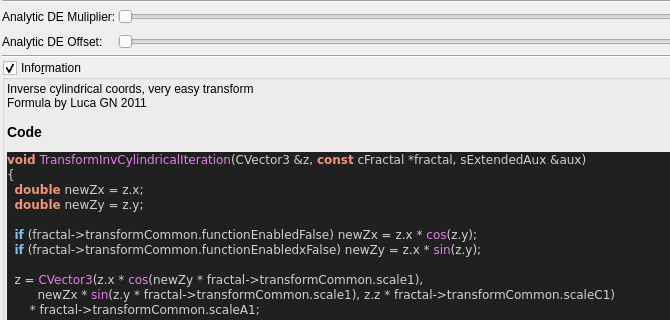
buddhi1980/mandelbulber2, file mandelbulber2/qt_data/fractal_transf_inv_cylindrical.ui: the form before one commit; both pictures show x 0 to 670 and y 126 to 446 of the 907 by 751 pixel window.
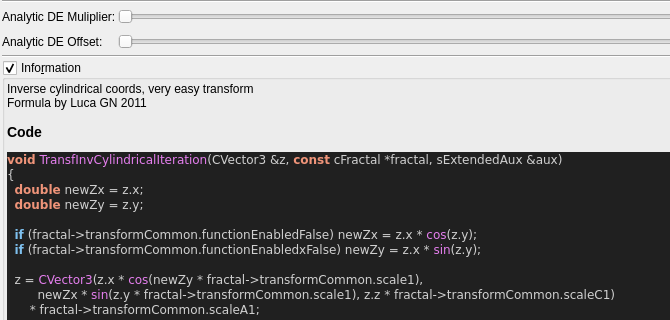
The form after the commit. Custom widgets are drawn as their Qt base class.

```diff
--- a/mandelbulber2/qt_data/fractal_transf_inv_cylindrical.ui
+++ b/mandelbulber2/qt_data/fractal_transf_inv_cylindrical.ui
@@ -433,7 +433,7 @@
 &lt;/table&gt;
 &lt;h3&gt;Code&lt;/h3&gt;
 &lt;body style=&quot;background-color:#202020&quot;&gt;
-&lt;pre style=&quot;color:#d0d0d0; background-color:#202020;  font-family:'Courier New',monospace;&quot;&gt;&lt;span style=&quot;color:#f09479; font-weight:bold&quot;&gt;void&lt;/span&gt; &lt;span style=&quot;color:#e47eed&quot;&gt;TransformInvCylindricalIteration&lt;/span&gt;&lt;span style=&quot;color:#d0d0d0&quot;&gt;(&lt;/span&gt;CVector3 &lt;span style=&quot;color:#d0d0d0&quot;&gt;&amp;amp;&lt;/span&gt;z&lt;span style=&quot;color:#d0d0d0&quot;&gt;,&lt;/span&gt; &lt;span style=&quot;color:#f09479; font-weight:bold&quot;&gt;const&lt;/span&gt; cFractal &lt;span style=&quot;color:#d0d0d0&quot;&gt;*&lt;/span&gt;fractal&lt;span style=&quot;color:#d0d0d0&quot;&gt;,&lt;/span&gt; sExtendedAux &lt;span style=&quot;color:#d0d0d0&quot;&gt;&amp;amp;&lt;/span&gt;aux&lt;span style=&quot;color:#d0d0d0&quot;&gt;)&lt;/span&gt;
+&lt;pre style=&quot;color:#d0d0d0; background-color:#202020;  font-family:'Courier New',monospace;&quot;&gt;&lt;span style=&quot;color:#f09479; font-weight:bold&quot;&gt;void&lt;/span&gt; &lt;span style=&quot;color:#e47eed&quot;&gt;TransfInvCylindricalIteration&lt;/span&gt;&lt;span style=&quot;color:#d0d0d0&quot;&gt;(&lt;/span&gt;CVector3 &lt;span style=&quot;color:#d0d0d0&quot;&gt;&amp;amp;&lt;/span&gt;z&lt;span style=&quot;color:#d0d0d0&quot;&gt;,&lt;/span&gt; &lt;span style=&quot;color:#f09479; font-weight:bold&quot;&gt;const&lt;/span&gt; cFractal &lt;span style=&quot;color:#d0d0d0&quot;&gt;*&lt;/span&gt;fractal&lt;span style=&quot;color:#d0d0d0&quot;&gt;,&lt;/span&gt; sExtendedAux &lt;span style=&quot;color:#d0d0d0&quot;&gt;&amp;amp;&lt;/span&gt;aux&lt;span style=&quot;color:#d0d0d0&quot;&gt;)&lt;/span&gt;
 &lt;span style=&quot;color:#d0d0d0&quot;&gt;{&lt;/span&gt;
   &lt;span style=&quot;color:#f09479; font-weight:bold&quot;&gt;double&lt;/span&gt; newZx &lt;span style=&quot;color:#d0d0d0&quot;&gt;=&lt;/span&gt; z&lt;span style=&quot;color:#d0d0d0&quot;&gt;.&lt;/span&gt;x&lt;span style=&quot;color:#d0d0d0&quot;&gt;;&lt;/span&gt;
   &lt;span style=&quot;color:#f09479; font-weight:bold&quot;&gt;double&lt;/span&gt; newZy &lt;span style=&quot;color:#d0d0d0&quot;&gt;=&lt;/span&gt; z&lt;span style=&quot;color:#d0d0d0&quot;&gt;.&lt;/span&gt;y&lt;span style=&quot;color:#d0d0d0&quot;&gt;;&lt;/span&gt;
```
